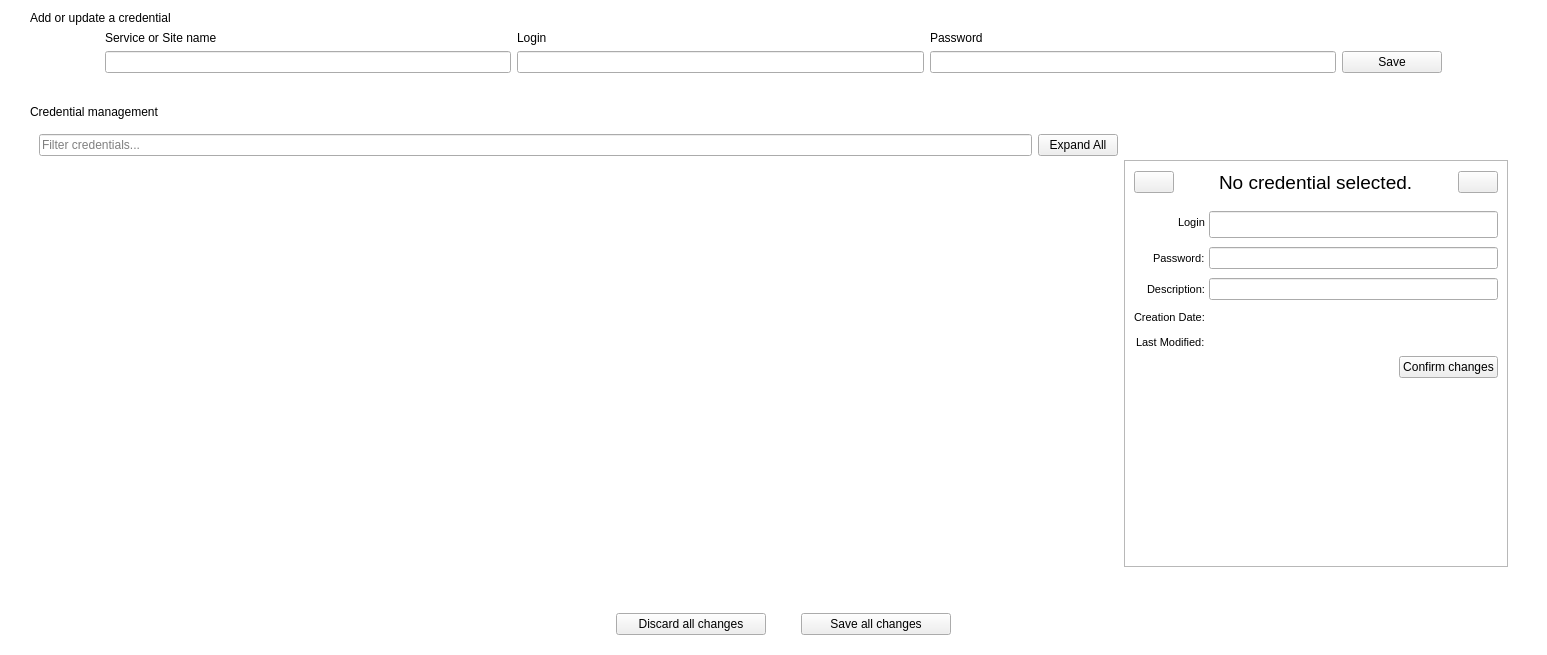
The window that src/CredentialsManagement.ui (mooltipass/moolticute) describes before a commit, drawn with Qt 5.
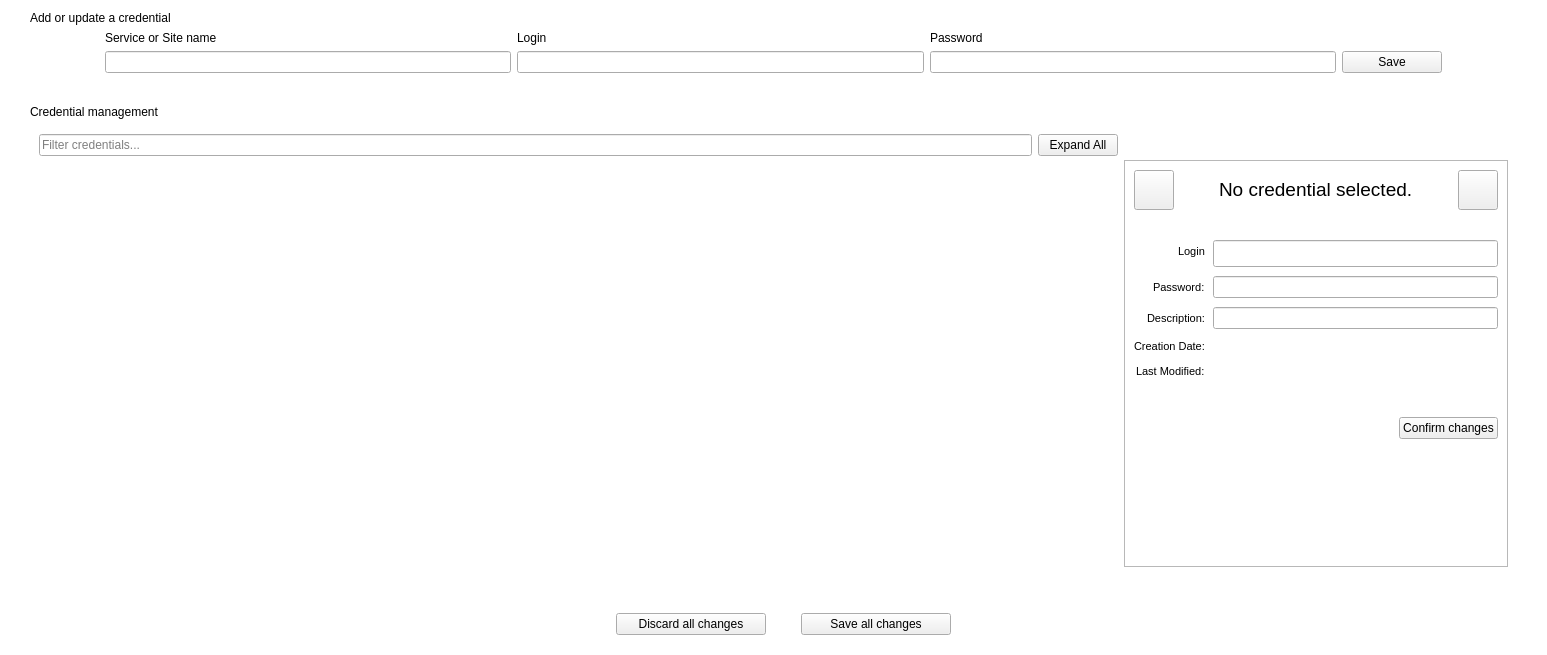
The same window after the commit. Icons and pictures are not drawn. Custom widgets are drawn as their Qt base class.

Diff of the .ui file:
```diff
--- a/src/CredentialsManagement.ui
+++ b/src/CredentialsManagement.ui
@@ -336,7 +336,20 @@
               <item>
                <layout class="QHBoxLayout" name="horizontalLayout_6">
                 <item>
-                 <widget class="QPushButton" name="pushButtonFavorite"/>
+                 <widget class="QPushButton" name="pushButtonFavorite">
+                  <property name="minimumSize">
+                   <size>
+                    <width>40</width>
+                    <height>40</height>
+                   </size>
+                  </property>
+                  <property name="maximumSize">
+                   <size>
+                    <width>40</width>
+                    <height>40</height>
+                   </size>
+                  </property>
+                 </widget>
                 </item>
                 <item>
                  <widget class="QLineEdit" name="credDisplayServiceInput">
@@ -366,7 +379,20 @@
                  </widget>
                 </item>
                 <item>
-                 <widget class="QPushButton" name="pushButtonDelete"/>
+                 <widget class="QPushButton" name="pushButtonDelete">
+                  <property name="minimumSize">
+                   <size>
+                    <width>40</width>
+                    <height>40</height>
+                   </size>
+                  </property>
+                  <property name="maximumSize">
+                   <size>
+                    <width>40</width>
+                    <height>40</height>
+                   </size>
+                  </property>
+                 </widget>
                 </item>
                </layout>
               </item>
@@ -381,7 +407,7 @@
                 <property name="sizeHint" stdset="0">
                  <size>
                   <width>20</width>
-                  <height>10</height>
+                  <height>24</height>
                  </size>
                 </property>
                </spacer>
@@ -401,7 +427,7 @@
                  <set>Qt::AlignHCenter|Qt::AlignTop</set>
                 </property>
                 <property name="horizontalSpacing">
-                 <number>4</number>
+                 <number>8</number>
                 </property>
                 <property name="verticalSpacing">
                  <number>9</number>
@@ -564,8 +590,40 @@
                 </item>
                </layout>
               </item>
+              <item>
+               <spacer name="verticalSpacer_4">
+                <property name="orientation">
+                 <enum>Qt::Vertical</enum>
+                </property>
+                <property name="sizeType">
+                 <enum>QSizePolicy::Fixed</enum>
+                </property>
+                <property name="sizeHint" stdset="0">
+                 <size>
+                  <width>20</width>
+                  <height>32</height>
+                 </size>
+                </property>
+               </spacer>
+              </item>
               <item>
                <layout class="QHBoxLayout" name="horizontalLayout_5">
+                <item>
+                 <spacer name="horizontalSpacer_6">
+                  <property name="orientation">
+                   <enum>Qt::Horizontal</enum>
+                  </property>
+                  <property name="sizeType">
+                   <enum>QSizePolicy::Expanding</enum>
+                  </property>
+                  <property name="sizeHint" stdset="0">
+                   <size>
+                    <width>16</width>
+                    <height>20</height>
+                   </size>
+                  </property>
+                 </spacer>
+                </item>
                 <item>
                  <widget class="AnimatedColorButton" name="pushButtonCancel" native="true"/>
                 </item>
@@ -574,9 +632,12 @@
                   <property name="orientation">
                    <enum>Qt::Horizontal</enum>
                   </property>
+                  <property name="sizeType">
+                   <enum>QSizePolicy::Fixed</enum>
+                  </property>
                   <property name="sizeHint" stdset="0">
                    <size>
-                    <width>40</width>
+                    <width>16</width>
                     <height>20</height>
                    </size>
                   </property>
```
